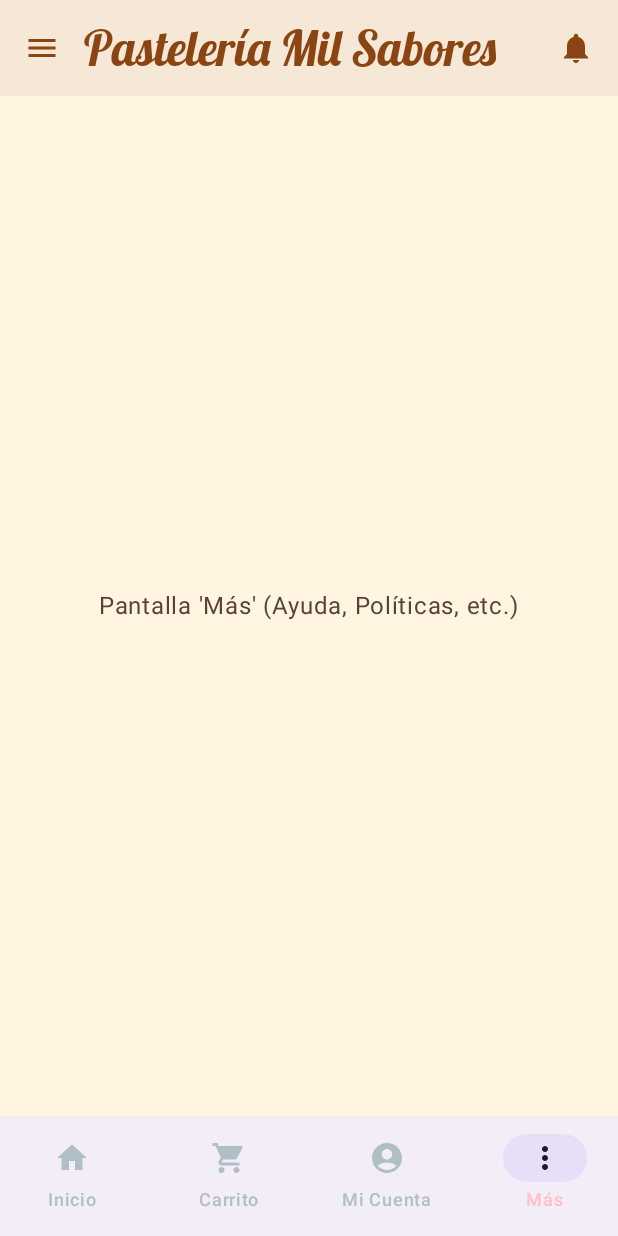
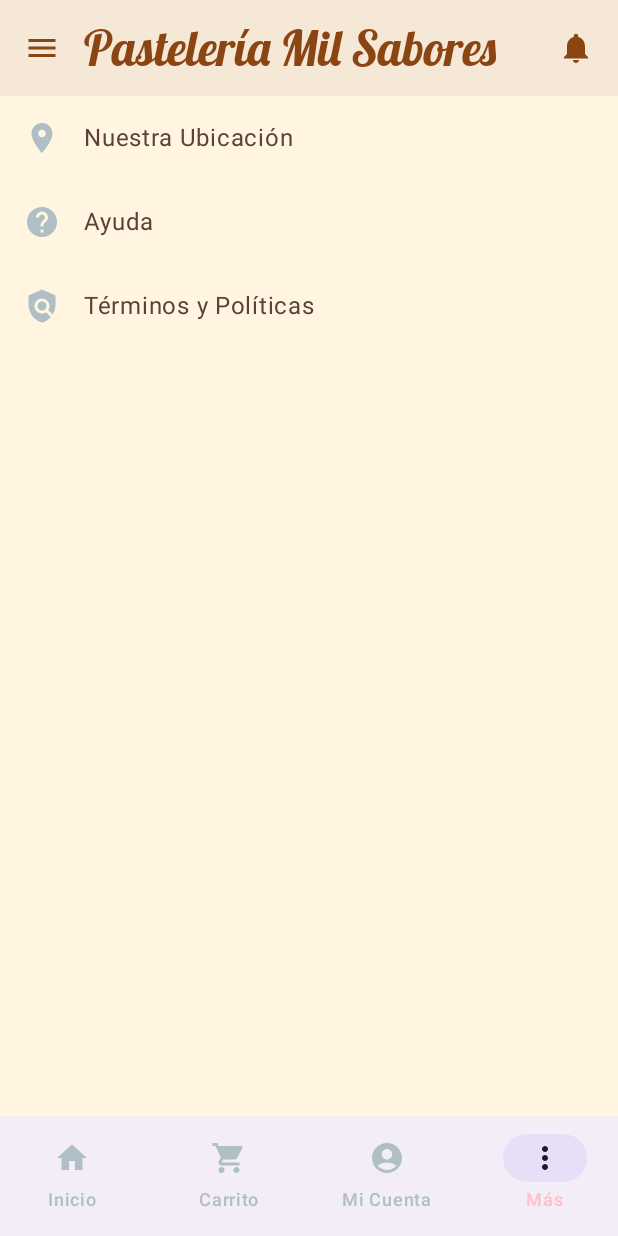
Before and after one commit to Kevin-Duoc/pasteleria-mil-sabores-android-app, an Android app built with Jetpack Compose: the MoreScreen screen opened through its navigation route, on a phone screen of 412 x 824 dp. Run offline under Robolectric (Android 15) with nearby library versions, the phone set to English and light mode, and no system bars.

Commit message:
feat: Integrar Google Maps para geolocalización de tienda
Se añade una nueva sección para visualizar la ubicación de la pastelería en un mapa, utilizando el SDK de Google Maps para Android.

- Se integra el SDK de Google Maps y la librería de Compose para mapas.
- Se configura una API Key de Google Maps de forma segura, almacenada fuera del control de versiones.
- Se crean los permisos de localización (ACCESS_FINE_LOCATION) en el AndroidManifest.
- Se desarrolla la nueva pantalla 'StoreLocationScreen' que muestra un mapa centrado en la tienda con un marcador.

```diff
--- a/app/src/main/java/com/example/pasteleriamilsabores_grupo9/MainActivity.kt
+++ b/app/src/main/java/com/example/pasteleriamilsabores_grupo9/MainActivity.kt
@@ -14,6 +14,7 @@ import androidx.navigation.navArgument
 import com.example.pasteleriamilsabores_grupo9.ui.MainScreen
 import com.example.pasteleriamilsabores_grupo9.ui.detail.ProductDetailScreen
 import com.example.pasteleriamilsabores_grupo9.ui.login.LoginScreen
+import com.example.pasteleriamilsabores_grupo9.ui.map.MapScreen
 import com.example.pasteleriamilsabores_grupo9.ui.pedidos.MisPedidosScreen
 import com.example.pasteleriamilsabores_grupo9.ui.register.RegisterScreen
 import com.example.pasteleriamilsabores_grupo9.ui.theme.PasteleriaMilSabores_Grupo9Theme
@@ -28,6 +29,7 @@ class MainActivity : ComponentActivity() {
                 NavHost(navController = navController, startDestination = Routes.MAIN) {
 
                     composable(Routes.MAIN) { MainScreen(navController) }
+                    composable(Routes.MAP) { MapScreen() } // <-- RUTA DEL MAPA AÑADIDA
 
                     composable(Routes.LOGIN) { LoginScreen(navController) }
                     composable(Routes.REGISTER) { RegisterScreen(navController) }
--- a/app/src/main/java/com/example/pasteleriamilsabores_grupo9/Navigation.kt
+++ b/app/src/main/java/com/example/pasteleriamilsabores_grupo9/Navigation.kt
@@ -7,5 +7,6 @@ object Routes {
     const val LOGIN = "login"
     const val REGISTER = "register"
     const val PRODUCT_DETAIL = "product_detail/{productId}"
-    const val MIS_PEDIDOS = "mis_pedidos" // <-- NUEVA RUTA
+    const val MIS_PEDIDOS = "mis_pedidos"
+    const val MAP = "map" // <-- RUTA PARA EL MAPA
 }
--- a/app/src/main/java/com/example/pasteleriamilsabores_grupo9/ui/MainScreen.kt
+++ b/app/src/main/java/com/example/pasteleriamilsabores_grupo9/ui/MainScreen.kt
@@ -188,7 +188,7 @@ fun MainScreen(mainNavController: NavController) {
                     ProfileScreen(navController = mainNavController)
                 }
                 composable(BottomNavItem.Mas.route) {
-                    MoreScreen()
+                    MoreScreen(navController = mainNavController)
                 }
             }
         }
--- a/app/src/main/java/com/example/pasteleriamilsabores_grupo9/ui/more/MoreScreen.kt
+++ b/app/src/main/java/com/example/pasteleriamilsabores_grupo9/ui/more/MoreScreen.kt
@@ -1,16 +1,54 @@
 package com.example.pasteleriamilsabores_grupo9.ui.more
 
-import androidx.compose.foundation.layout.Box
+import androidx.compose.foundation.clickable
+import androidx.compose.foundation.layout.Column
 import androidx.compose.foundation.layout.fillMaxSize
+import androidx.compose.material.icons.Icons
+import androidx.compose.material.icons.automirrored.filled.Help
+import androidx.compose.material.icons.filled.LocationOn
+import androidx.compose.material.icons.filled.Policy
+import androidx.compose.material3.Icon
+import androidx.compose.material3.ListItem
 import androidx.compose.material3.Text
 import androidx.compose.runtime.Composable
-import androidx.compose.ui.Alignment
 import androidx.compose.ui.Modifier
+import androidx.navigation.NavController
+import com.example.pasteleriamilsabores_grupo9.Routes
 
 @Composable
-fun MoreScreen() {
-    // Proximamente añadir enlaces a "Ayuda", "Políticas", etc.
-    Box(modifier = Modifier.fillMaxSize(), contentAlignment = Alignment.Center) {
-        Text("Pantalla 'Más' (Ayuda, Políticas, etc.)")
+fun MoreScreen(navController: NavController) {
+    Column(modifier = Modifier.fillMaxSize()) {
+        ListItem(
+            headlineContent = { Text("Nuestra Ubicación") },
+            leadingContent = {
+                Icon(
+                    imageVector = Icons.Default.LocationOn,
+                    contentDescription = "Nuestra Ubicación"
+                )
+            },
+            modifier = Modifier.clickable {
+                navController.navigate(Routes.MAP)
+            }
+        )
+        ListItem(
+            headlineContent = { Text("Ayuda") },
+            leadingContent = {
+                Icon(
+                    imageVector = Icons.AutoMirrored.Filled.Help,
+                    contentDescription = "Ayuda"
+                )
+            },
+            modifier = Modifier.clickable { /* TODO: Navegar a pantalla de ayuda */ }
+        )
+        ListItem(
+            headlineContent = { Text("Términos y Políticas") },
+            leadingContent = {
+                Icon(
+                    imageVector = Icons.Default.Policy,
+                    contentDescription = "Términos y Políticas"
+                )
+            },
+            modifier = Modifier.clickable { /* TODO: Navegar a pantalla de políticas */ }
+        )
     }
 }
```
Also changed, not shown: app/build.gradle.kts (+16 -0 lines), app/src/main/AndroidManifest.xml (+8 -0 lines), app/src/main/java/com/example/pasteleriamilsabores_grupo9/ui/map/MapScreen.kt (added, +31 -0 lines).
